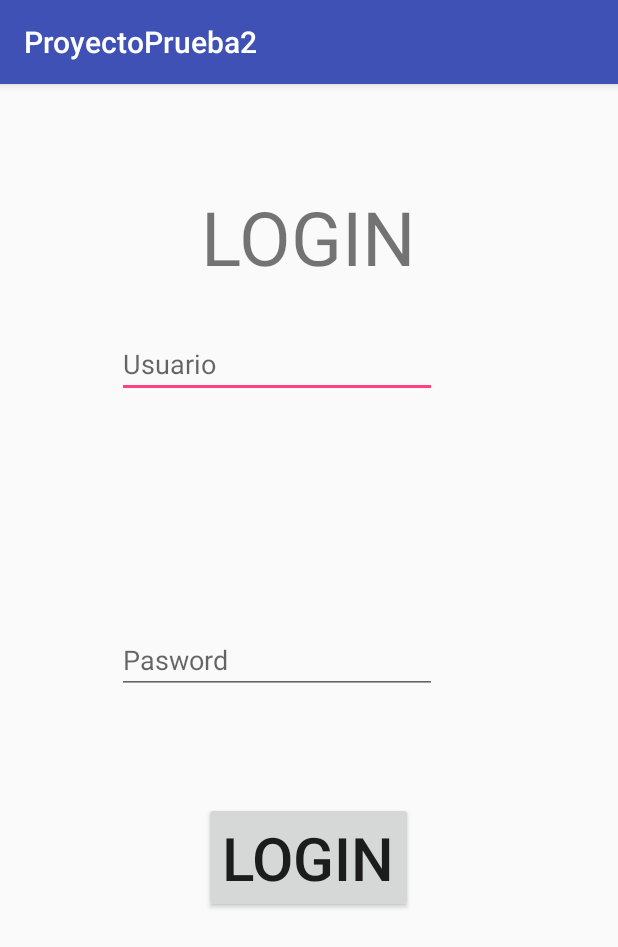
After one commit to floresmatias/ProyectoPrueba2, an Android app: the Login screen opened directly, with no data from a screen before it, on a phone screen of 412 x 824 dp. The commit adds this screen. Shown: the top 947 px of the screen. Run offline under Robolectric (Android 15) with nearby library versions, the phone set to English and light mode, and no system bars.

Commit message:
03/12/2016 22:55

```diff
--- a/app/src/main/AndroidManifest.xml
+++ b/app/src/main/AndroidManifest.xml
@@ -20,6 +20,7 @@
                 <category android:name="android.intent.category.LAUNCHER" />
             </intent-filter>
         </activity>
+        <activity android:name=".Login"></activity>
         <activity android:name=".Formulario"></activity>
 
 
--- /dev/null
+++ b/app/src/main/java/com/example/matiasmsi/proyectoprueba2/Login.java
@@ -0,0 +1,37 @@
+package com.example.matiasmsi.proyectoprueba2;
+
+import android.os.Bundle;
+import android.support.v7.app.AppCompatActivity;
+import android.view.View;
+import android.widget.Button;
+import android.widget.EditText;
+import android.content.Intent;
+
+/**
+ * Created by NoBuNaGa on 03/12/2016.
+ */
+
+public class Login extends AppCompatActivity implements View.OnClickListener {
+    Button btnlogin;
+    EditText usr,psd;
+
+    protected void onCreate(Bundle savedInstanceState) {
+
+
+        super.onCreate(savedInstanceState);
+
+        setContentView(R.layout.login);
+
+        usr = (EditText) findViewById(R.id.usr);
+        psd = (EditText) findViewById(R.id.psd);
+        btnlogin = (Button) findViewById(R.id.btnlogin);
+
+    }
+
+
+
+    @Override
+    public void onClick(View view) {
+
+    }
+}
--- /dev/null
+++ b/app/src/main/res/layout/login.xml
@@ -0,0 +1,56 @@
+<?xml version="1.0" encoding="utf-8"?>
+<RelativeLayout xmlns:android="http://schemas.android.com/apk/res/android"
+    android:layout_width="match_parent"
+    xmlns:tools="http://schemas.android.com/tools"
+    android:layout_height="match_parent"
+    android:id="@+id/activity_main"
+        android:paddingBottom="@dimen/activity_vertical_margin"
+    android:paddingLeft="@dimen/activity_horizontal_margin"
+    android:paddingRight="@dimen/activity_horizontal_margin"
+    android:paddingTop="@dimen/activity_vertical_margin"
+    tools:context="com.example.matiasmsi.proyectoprueba2.Login"
+
+    >
+
+    <EditText
+        android:layout_width="wrap_content"
+        android:layout_height="wrap_content"
+        android:inputType="textPersonName"
+        android:hint="Usuario"
+        android:ems="10"
+        android:layout_alignParentTop="true"
+        android:layout_alignParentStart="true"
+        android:layout_marginStart="62dp"
+        android:layout_marginTop="148dp"
+        android:id="@+id/usr" />
+
+    <EditText
+        android:layout_width="wrap_content"
+        android:layout_height="wrap_content"
+        android:inputType="textPassword"
+        android:ems="10"
+        android:hint="Pasword"
+        android:layout_centerVertical="true"
+        android:layout_alignEnd="@+id/usr"
+        android:id="@+id/psd" />
+
+    <Button
+        android:text="Login"
+        android:layout_width="wrap_content"
+        android:layout_height="wrap_content"
+        android:textSize="40dp"
+        android:layout_below="@+id/psd"
+        android:layout_centerHorizontal="true"
+        android:layout_marginTop="72dp"
+        android:id="@+id/btnlogin" />
+
+    <TextView
+        android:text="LOGIN"
+        android:layout_width="wrap_content"
+        android:textSize="50dp"
+        android:layout_height="wrap_content"
+        android:layout_alignParentTop="true"
+        android:layout_centerHorizontal="true"
+        android:layout_marginTop="52dp"
+        android:id="@+id/textView" />
+</RelativeLayout>
```
Also changed, not shown: app/src/main/java/com/example/matiasmsi/proyectoprueba2/MainActivity.java (+7 -2 lines).
